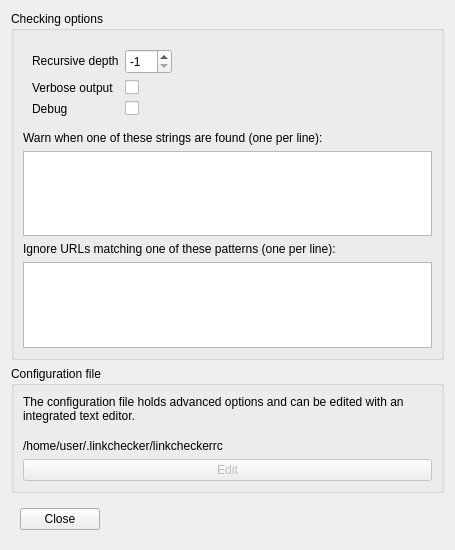
First picture: the form in linkcheck_gui/ui/options.ui, repository linkchecker/linkchecker-gui, before the edit.
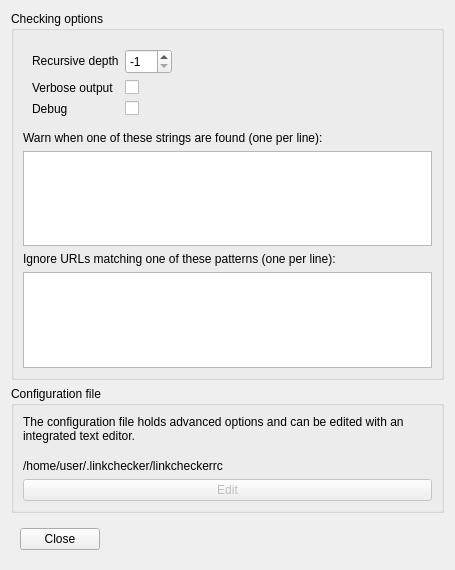
Second picture: the form after the edit.

Commit message: Fix squashed entries in Options dialog

```diff
--- a/linkcheck_gui/ui/options.ui
+++ b/linkcheck_gui/ui/options.ui
@@ -7,13 +7,13 @@
     <x>0</x>
     <y>0</y>
     <width>455</width>
-    <height>550</height>
+    <height>570</height>
    </rect>
   </property>
   <property name="minimumSize">
    <size>
     <width>400</width>
-    <height>550</height>
+    <height>570</height>
    </size>
   </property>
   <property name="windowTitle">
```
The commit also changes 1 other file.
